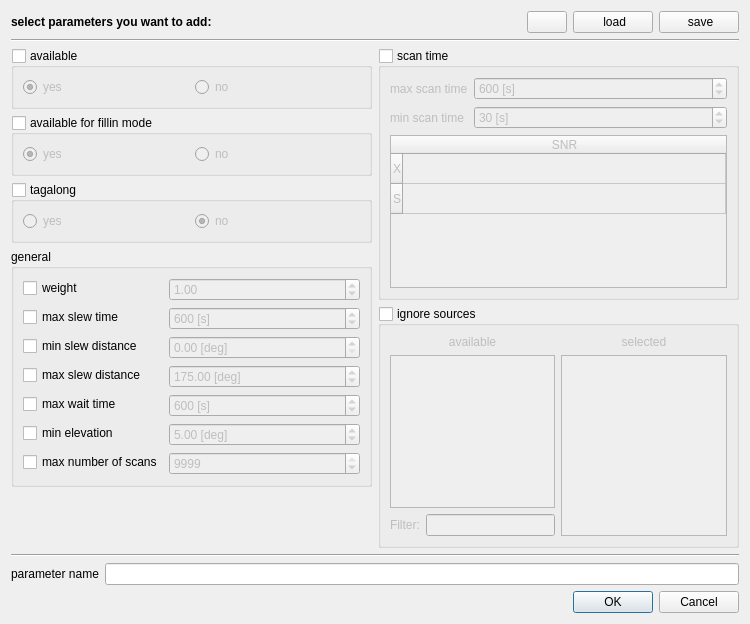
TUW-VieVS/VieSchedppGUI, file Parameters/stationparametersdialog.ui: the form before one commit.
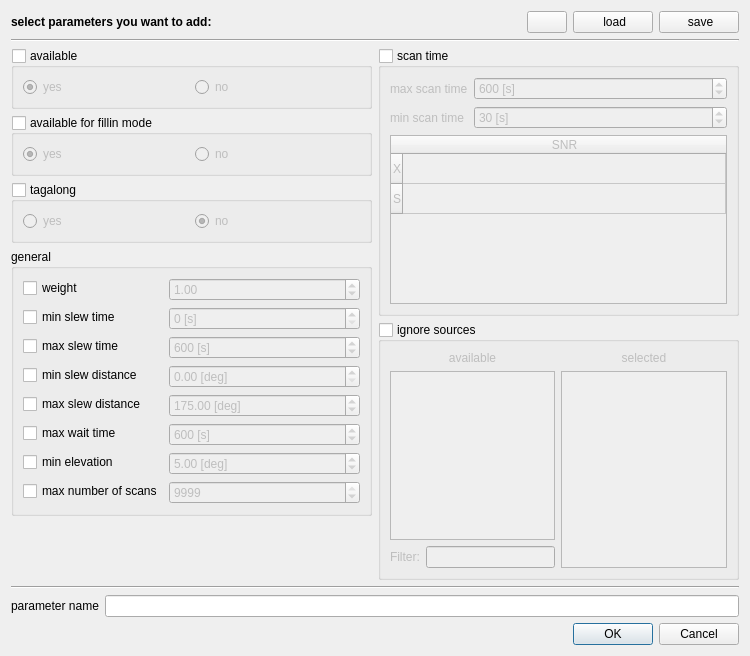
The form after the commit. Icons and pictures are not drawn.

Commit message: new parameter: min slew time [s]

```diff
--- a/Parameters/stationparametersdialog.ui
+++ b/Parameters/stationparametersdialog.ui
@@ -7,7 +7,7 @@
     <x>0</x>
     <y>0</y>
     <width>750</width>
-    <height>624</height>
+    <height>656</height>
    </rect>
   </property>
   <property name="windowTitle">
@@ -294,7 +294,7 @@
             </property>
            </widget>
           </item>
-          <item row="1" column="0">
+          <item row="2" column="0">
            <widget class="QCheckBox" name="checkBox_maxSlewTime">
             <property name="whatsThis">
              <string>&lt;html&gt;&lt;head/&gt;&lt;body&gt;&lt;p&gt;Select parameter. &lt;/p&gt;&lt;p&gt;Parameters which are selected will &lt;span style=&quot; font-weight:600;&quot;&gt;override&lt;/span&gt; parameters from its &lt;span style=&quot; font-weight:600;&quot;&gt;parents&lt;/span&gt;. &lt;/p&gt;&lt;/body&gt;&lt;/html&gt;</string>
@@ -304,7 +304,7 @@
             </property>
            </widget>
           </item>
-          <item row="1" column="1">
+          <item row="2" column="1">
            <widget class="QSpinBox" name="spinBox_maxSlewTime">
             <property name="enabled">
              <bool>false</bool>
@@ -332,7 +332,7 @@
             </property>
            </widget>
           </item>
-          <item row="4" column="0">
+          <item row="5" column="0">
            <widget class="QCheckBox" name="checkBox_maxWaitTime">
             <property name="whatsThis">
              <string>&lt;html&gt;&lt;head/&gt;&lt;body&gt;&lt;p&gt;Select parameter. &lt;/p&gt;&lt;p&gt;Parameters which are selected will &lt;span style=&quot; font-weight:600;&quot;&gt;override&lt;/span&gt; parameters from its &lt;span style=&quot; font-weight:600;&quot;&gt;parents&lt;/span&gt;. &lt;/p&gt;&lt;/body&gt;&lt;/html&gt;</string>
@@ -342,7 +342,7 @@
             </property>
            </widget>
           </item>
-          <item row="4" column="1">
+          <item row="5" column="1">
            <widget class="QSpinBox" name="spinBox_maxWaitTime">
             <property name="enabled">
              <bool>false</bool>
@@ -370,7 +370,7 @@
             </property>
            </widget>
           </item>
-          <item row="5" column="0">
+          <item row="6" column="0">
            <widget class="QCheckBox" name="checkBox_minElevation">
             <property name="whatsThis">
              <string>&lt;html&gt;&lt;head/&gt;&lt;body&gt;&lt;p&gt;Select parameter. &lt;/p&gt;&lt;p&gt;Parameters which are selected will &lt;span style=&quot; font-weight:600;&quot;&gt;override&lt;/span&gt; parameters from its &lt;span style=&quot; font-weight:600;&quot;&gt;parents&lt;/span&gt;. &lt;/p&gt;&lt;/body&gt;&lt;/html&gt;</string>
@@ -380,7 +380,7 @@
             </property>
            </widget>
           </item>
-          <item row="5" column="1">
+          <item row="6" column="1">
            <widget class="QDoubleSpinBox" name="doubleSpinBox_minElevation">
             <property name="enabled">
              <bool>false</bool>
@@ -402,7 +402,7 @@
             </property>
            </widget>
           </item>
-          <item row="2" column="0">
+          <item row="3" column="0">
            <widget class="QCheckBox" name="checkBox_minSlewDistance">
             <property name="whatsThis">
              <string>&lt;html&gt;&lt;head/&gt;&lt;body&gt;&lt;p&gt;Select parameter. &lt;/p&gt;&lt;p&gt;Parameters which are selected will &lt;span style=&quot; font-weight:600;&quot;&gt;override&lt;/span&gt; parameters from its &lt;span style=&quot; font-weight:600;&quot;&gt;parents&lt;/span&gt;. &lt;/p&gt;&lt;/body&gt;&lt;/html&gt;</string>
@@ -412,7 +412,7 @@
             </property>
            </widget>
           </item>
-          <item row="3" column="0">
+          <item row="4" column="0">
            <widget class="QCheckBox" name="checkBox_maxSlewDistance">
             <property name="whatsThis">
              <string>&lt;html&gt;&lt;head/&gt;&lt;body&gt;&lt;p&gt;Select parameter. &lt;/p&gt;&lt;p&gt;Parameters which are selected will &lt;span style=&quot; font-weight:600;&quot;&gt;override&lt;/span&gt; parameters from its &lt;span style=&quot; font-weight:600;&quot;&gt;parents&lt;/span&gt;. &lt;/p&gt;&lt;/body&gt;&lt;/html&gt;</string>
@@ -422,7 +422,7 @@
             </property>
            </widget>
           </item>
-          <item row="2" column="1">
+          <item row="3" column="1">
            <widget class="QDoubleSpinBox" name="doubleSpinBox_minSlewDistance">
             <property name="enabled">
              <bool>false</bool>
@@ -447,7 +447,7 @@
             </property>
            </widget>
           </item>
-          <item row="3" column="1">
+          <item row="4" column="1">
            <widget class="QDoubleSpinBox" name="doubleSpinBox_maxSlewDistance">
             <property name="enabled">
              <bool>false</bool>
@@ -475,7 +475,7 @@
             </property>
            </widget>
           </item>
-          <item row="6" column="0">
+          <item row="7" column="0">
            <widget class="QCheckBox" name="checkBox_maxNumberOfScans">
             <property name="whatsThis">
              <string>&lt;html&gt;&lt;head/&gt;&lt;body&gt;&lt;p&gt;Select parameter. &lt;/p&gt;&lt;p&gt;Parameters which are selected will &lt;span style=&quot; font-weight:600;&quot;&gt;override&lt;/span&gt; parameters from its &lt;span style=&quot; font-weight:600;&quot;&gt;parents&lt;/span&gt;. &lt;/p&gt;&lt;/body&gt;&lt;/html&gt;</string>
@@ -485,7 +485,7 @@
             </property>
            </widget>
           </item>
-          <item row="6" column="1">
+          <item row="7" column="1">
            <widget class="QSpinBox" name="spinBox_maxNumberOfScans">
             <property name="enabled">
              <bool>false</bool>
@@ -507,6 +507,38 @@
             </property>
            </widget>
           </item>
+          <item row="1" column="0">
+           <widget class="QCheckBox" name="checkBox_minSlewTime">
+            <property name="whatsThis">
+             <string>&lt;html&gt;&lt;head/&gt;&lt;body&gt;&lt;p&gt;Select parameter. &lt;/p&gt;&lt;p&gt;Parameters which are selected will &lt;span style=&quot; font-weight:600;&quot;&gt;override&lt;/span&gt; parameters from its &lt;span style=&quot; font-weight:600;&quot;&gt;parents&lt;/span&gt;. &lt;/p&gt;&lt;/body&gt;&lt;/html&gt;</string>
+            </property>
+            <property name="text">
+             <string>min slew time</string>
+            </property>
+           </widget>
+          </item>
+          <item row="1" column="1">
+           <widget class="QSpinBox" name="spinBox_minSlewTime">
+            <property name="enabled">
+             <bool>false</bool>
+            </property>
+            <property name="statusTip">
+             <string>minimum required slew time to next source in seconds</string>
+            </property>
+            <property name="whatsThis">
+             <string>&lt;html&gt;&lt;head/&gt;&lt;body&gt;&lt;p&gt;Minimum required slew time between two scans in seconds. &lt;/p&gt;&lt;/body&gt;&lt;/html&gt;</string>
+            </property>
+            <property name="suffix">
+             <string> [s]</string>
+            </property>
+            <property name="maximum">
+             <number>999</number>
+            </property>
+            <property name="singleStep">
+             <number>10</number>
+            </property>
+           </widget>
+          </item>
          </layout>
         </widget>
        </item>
```
Left out of the diff: 52 changed lines with no effect on the pictures. The commit also changes 5 other files.
